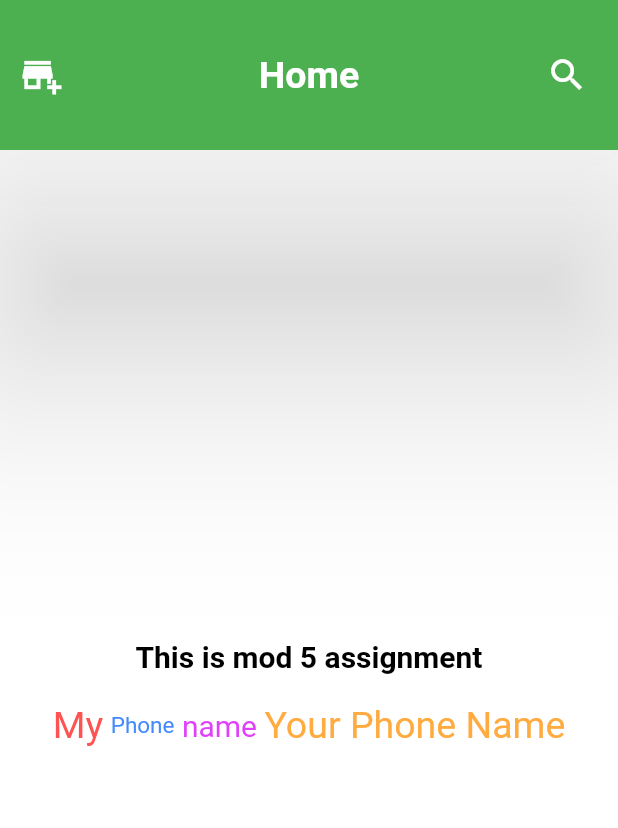
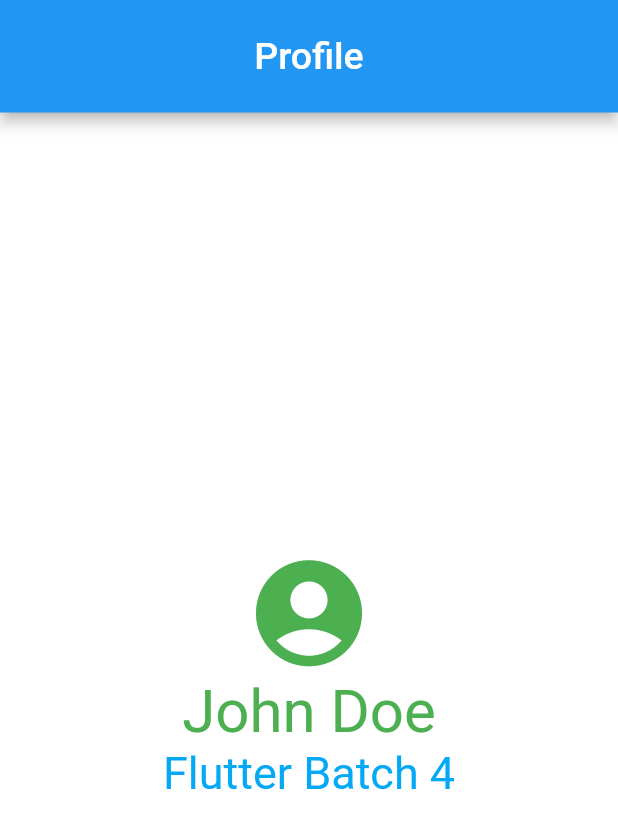
Before and after one commit to sabsar42/ostad_submission_flutter, a Flutter app: the screen it shows after launch, on a phone screen of 412 x 824 dp. Shown: the top 828 px of the screen. Run offline on Flutter 3.47's test engine with Material 2 defaults, Android fonts, the phone set to English and light mode, and no system bars.

Commit message:
live test completed - 2

```diff
--- a/lib/main.dart
+++ b/lib/main.dart
@@ -22,68 +22,37 @@ class HomeScreen extends StatelessWidget {
     return Scaffold(
       backgroundColor: Colors.white,
       appBar: AppBar(
-        toolbarHeight: 100,
-        backgroundColor: Colors.green,
-        elevation: 70,
+        toolbarHeight: 75,
+        backgroundColor: Colors.blue,
         centerTitle: true,
         title: Text(
-          'Home',
-          style: TextStyle(
-              color: Colors.white, fontSize: 25, fontWeight: FontWeight.bold),
+          'Profile',
+          style: TextStyle(color: Colors.white, fontSize: 25),
         ),
-        leading: Icon(
-          Icons.add_business,
-          color: Colors.white,
-          size: 28,
-        ),
-        actions: [
-          Container(   // used container widget to align the Search icon
-            margin: EdgeInsets.only(right: 20),
-            child: Icon(
-              Icons.search,
-              color: Colors.white,
-              size: 28,
-            ),
-          ),
-        ],
       ),
       body: Center(
         child: Column(
           mainAxisAlignment: MainAxisAlignment.center,
           crossAxisAlignment: CrossAxisAlignment.center,
           children: [
+            Icon(
+              Icons.account_circle_rounded,
+              color: Colors.green,
+              size: 85,
+            ),
             Text(
-              'This is mod 5 assignment',
+              'John Doe',
               style: TextStyle(
-                  color: Colors.black,
-                  fontSize: 20,
-                  fontWeight: FontWeight.bold),
+                color: Colors.green,
+                fontSize: 40,
+              ),
             ),
-            SizedBox(height: 20),
             Row(
               mainAxisAlignment: MainAxisAlignment.center,
               children: [
                 Text(
-                  'My',
-                  style: TextStyle(color: Colors.redAccent, fontSize: 25),
-                ),
-                SizedBox(width: 5),
-                Text(
-                  'Phone',
-                  style: TextStyle(color: Colors.blueAccent, fontSize: 15),
-                ),
-                SizedBox(width: 5),
-                Text(
-                  'name',
-                  style: TextStyle(color: Colors.purpleAccent, fontSize: 20),
-                ),
-                SizedBox(width: 5),
-                Text(
-                  'Your Phone Name',
-                  style: TextStyle(
-                    color: Colors.orangeAccent,
-                    fontSize: 25,
-                  ),
+                  'Flutter Batch 4',
+                  style: TextStyle(color: Colors.lightBlue, fontSize: 30),
                 ),
               ],
             ),
```
